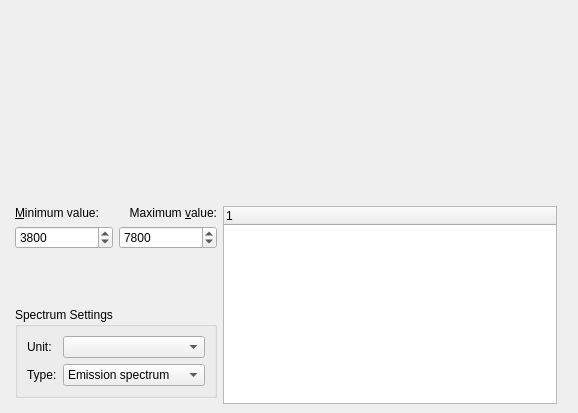
First picture: the form in src/spectrumview.ui, repository KDE/kalzium, before the edit.
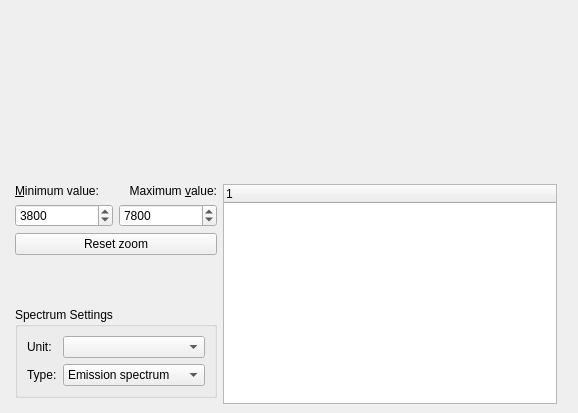
Second picture: the form after the edit. Custom widgets are drawn as their Qt base class.

Commit message: put a reset button to the min max spinboxes. also make the resetSpectrum function a slot.

Diff of the .ui file:
```diff
--- a/src/spectrumview.ui
+++ b/src/spectrumview.ui
@@ -179,6 +179,13 @@
        </layout>
       </widget>
      </item>
+     <item row="3" column="0" colspan="2">
+      <widget class="QPushButton" name="btn_resetZoom">
+       <property name="text">
+        <string>Reset zoom</string>
+       </property>
+      </widget>
+     </item>
     </layout>
    </item>
   </layout>
```
The commit also changes 2 other files.
